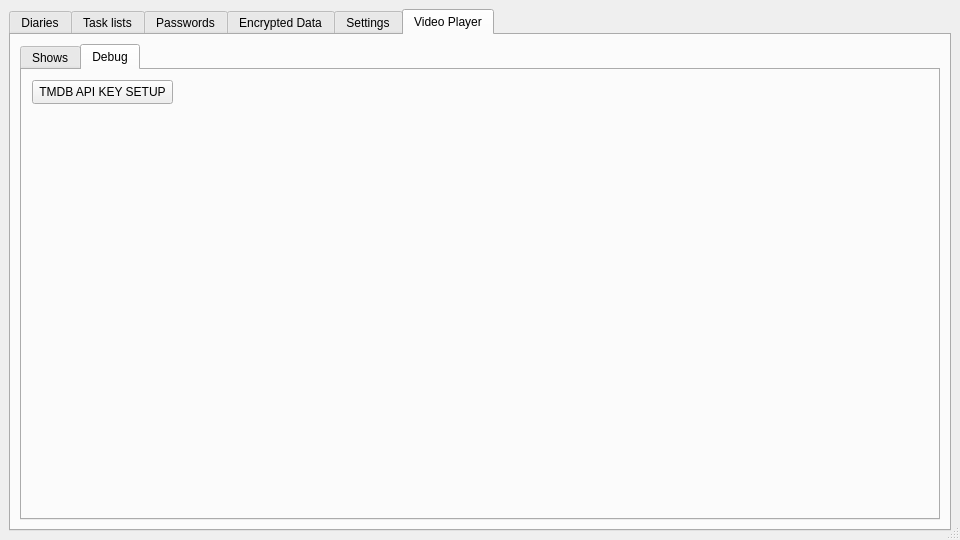
This is mainwindow.ui in therealMaPMaKeR/MMDiary as Qt 5 draws it before an edit. The edited form follows.
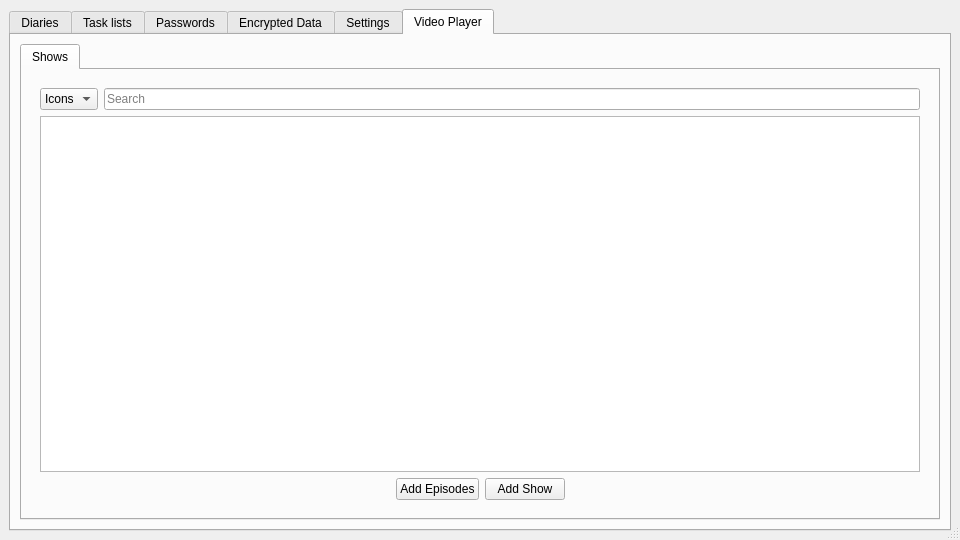
This is the edited form. The open tabs and pages were chosen to show the change. Custom widgets are drawn as their Qt base class.

The edit to the form file:
```diff
--- a/mainwindow.ui
+++ b/mainwindow.ui
@@ -2316,24 +2316,6 @@
             </item>
            </layout>
           </widget>
-          <widget class="QWidget" name="tab_debug">
-           <attribute name="title">
-            <string>Debug</string>
-           </attribute>
-           <widget class="QPushButton" name="pushButton_Debug">
-            <property name="geometry">
-             <rect>
-              <x>10</x>
-              <y>10</y>
-              <width>141</width>
-              <height>24</height>
-             </rect>
-            </property>
-            <property name="text">
-             <string>TMDB API KEY SETUP</string>
-            </property>
-           </widget>
-          </widget>
          </widget>
         </item>
        </layout>
```
